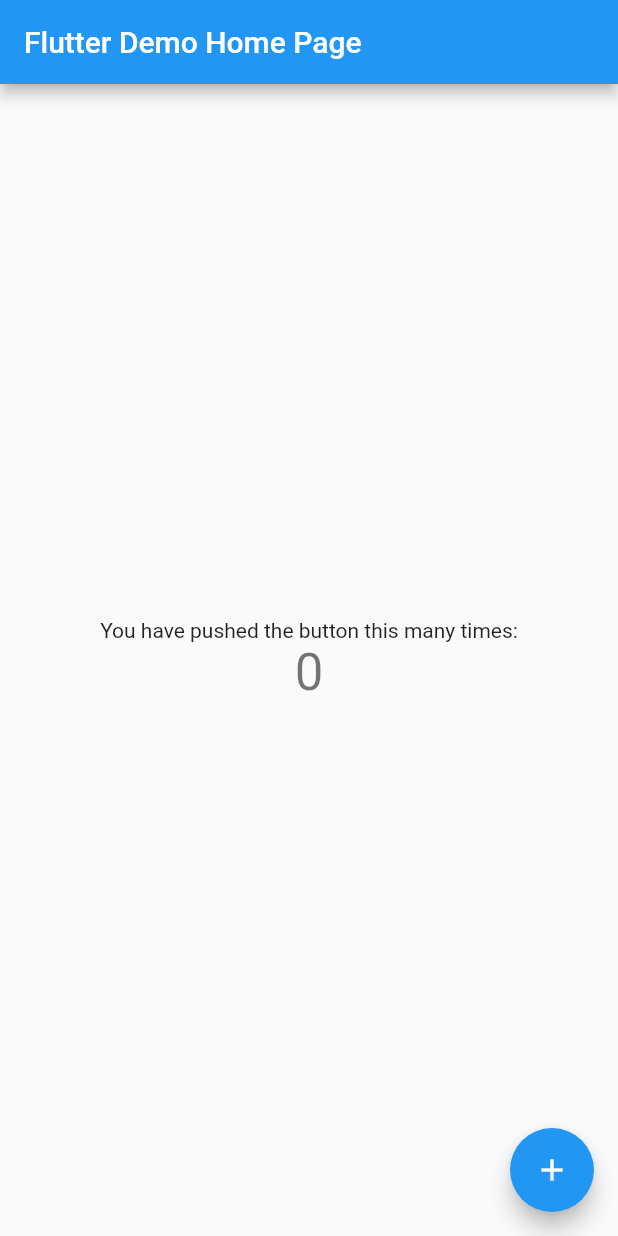
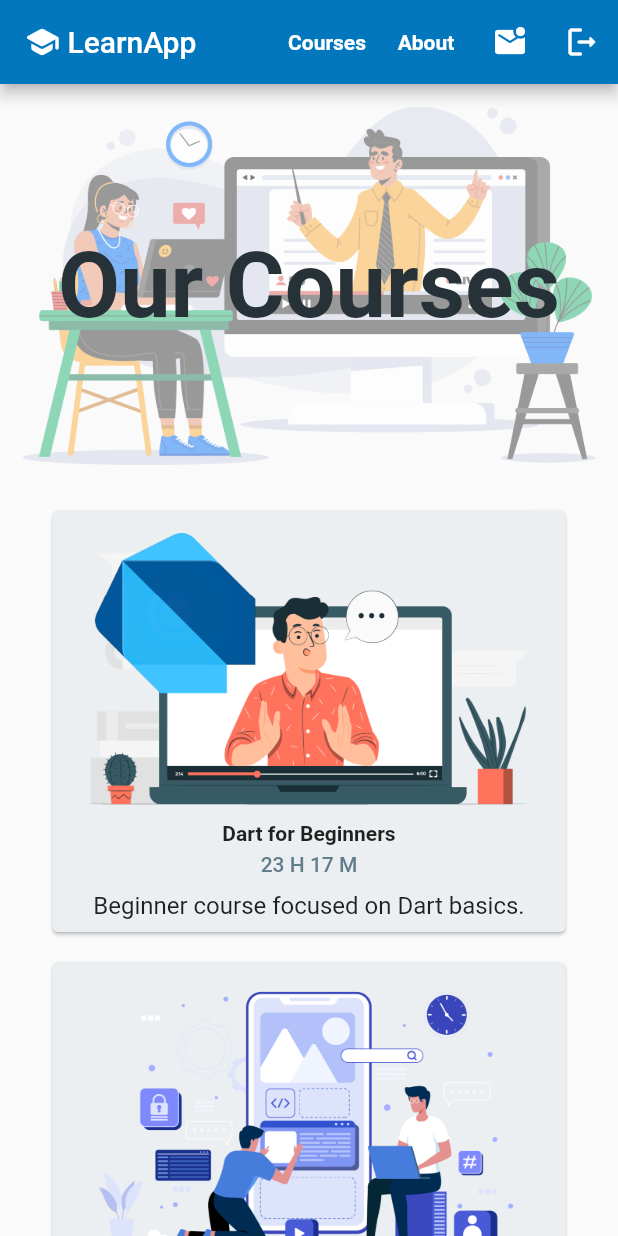
Before and after one commit to 3kdeveloper/flutter_web_01, a Flutter app: the screen it shows after launch, on a phone screen of 412 x 824 dp. Run offline on Flutter 3.47's test engine with Material 2 defaults, Android fonts, the phone set to English and light mode, and no system bars.

Commit message:
creating simple UI and necessary packages

```diff
--- /dev/null
+++ b/lib/courses_data.dart
@@ -0,0 +1,28 @@
+class Course {
+  final String title;
+  final String image;
+  final String time;
+  final String description;
+
+  Course({
+    required this.title,
+    required this.image,
+    required this.time,
+    required this.description,
+  });
+
+  static final courses = [
+    Course(
+      title: 'Dart for Beginners',
+      image: 'assets/dart_course.png',
+      time: '23 H 17 M',
+      description: 'Beginner course focused on Dart basics.',
+    ),
+    Course(
+      title: 'Clean UI Course',
+      image: 'assets/ui.png',
+      time: '18 H 29 M',
+      description: 'Create beautiful user interfaces.',
+    ),
+  ];
+}
--- /dev/null
+++ b/lib/courses_page.dart
@@ -0,0 +1,51 @@
+import 'package:flutter/material.dart';
+import 'package:flutter_web_01/widgets.dart';
+
+import 'courses_data.dart';
+
+class CoursesPage extends StatelessWidget {
+  const CoursesPage({Key? key}) : super(key: key);
+
+  @override
+  Widget build(BuildContext context) {
+    List<Course> courses = Course.courses;
+    return Scaffold(
+      appBar: AppBar(
+        backgroundColor: Colors.lightBlue[800],
+        centerTitle: true,
+        title: const AppBarTitle(),
+        actions: [
+          const MenuTextButton(text: 'Courses'),
+          const MenuTextButton(text: 'About'),
+          IconButton(
+            icon: const Icon(Icons.mark_email_unread_rounded),
+            onPressed: () {},
+          ),
+          IconButton(
+            icon: const Icon(Icons.logout_rounded),
+            onPressed: () {},
+          ),
+        ],
+      ),
+      body: ListView(
+        padding: const EdgeInsets.all(15.0),
+        children: [
+          const Center(child: PageHeader()),
+          const SizedBox(
+            height: 30,
+          ),
+          Column(
+            children: [
+              CourseTile(course: courses[0]),
+              CourseTile(course: courses[1]),
+            ],
+          ),
+          const SizedBox(
+            height: 10,
+          ),
+          const Center(child: SubscribeBlock()),
+        ],
+      ),
+    );
+  }
+}
--- a/lib/main.dart
+++ b/lib/main.dart
@@ -1,115 +1,17 @@
 import 'package:flutter/material.dart';
+import 'package:flutter_web_01/courses_page.dart';
 
-void main() {
-  runApp(const MyApp());
-}
+void main() => runApp(const MyApp());
 
 class MyApp extends StatelessWidget {
-  const MyApp({super.key});
+  const MyApp({Key? key}) : super(key: key);
 
-  // This widget is the root of your application.
   @override
   Widget build(BuildContext context) {
-    return MaterialApp(
-      title: 'Flutter Demo',
-      theme: ThemeData(
-        // This is the theme of your application.
-        //
-        // Try running your application with "flutter run". You'll see the
-        // application has a blue toolbar. Then, without quitting the app, try
-        // changing the primarySwatch below to Colors.green and then invoke
-        // "hot reload" (press "r" in the console where you ran "flutter run",
-        // or simply save your changes to "hot reload" in a Flutter IDE).
-        // Notice that the counter didn't reset back to zero; the application
-        // is not restarted.
-        primarySwatch: Colors.blue,
-      ),
-      home: const MyHomePage(title: 'Flutter Demo Home Page'),
+    return const MaterialApp(
+      title: 'Flutter Responsive Framework',
+      debugShowCheckedModeBanner: false,
+      home: CoursesPage(),
     );
   }
 }
-
-class MyHomePage extends StatefulWidget {
-  const MyHomePage({super.key, required this.title});
-
-  // This widget is the home page of your application. It is stateful, meaning
-  // that it has a State object (defined below) that contains fields that affect
-  // how it looks.
-
-  // This class is the configuration for the state. It holds the values (in this
-  // case the title) provided by the parent (in this case the App widget) and
-  // used by the build method of the State. Fields in a Widget subclass are
-  // always marked "final".
-
-  final String title;
-
-  @override
-  State<MyHomePage> createState() => _MyHomePageState();
-}
-
-class _MyHomePageState extends State<MyHomePage> {
-  int _counter = 0;
-
-  void _incrementCounter() {
-    setState(() {
-      // This call to setState tells the Flutter framework that something has
-      // changed in this State, which causes it to rerun the build method below
-      // so that the display can reflect the updated values. If we changed
-      // _counter without calling setState(), then the build method would not be
-      // called again, and so nothing would appear to happen.
-      _counter++;
-    });
-  }
-
-  @override
-  Widget build(BuildContext context) {
-    // This method is rerun every time setState is called, for instance as done
-    // by the _incrementCounter method above.
-    //
-    // The Flutter framework has been optimized to make rerunning build methods
-    // fast, so that you can just rebuild anything that needs updating rather
-    // than having to individually change instances of widgets.
-    return Scaffold(
-      appBar: AppBar(
-        // Here we take the value from the MyHomePage object that was created by
-        // the App.build method, and use it to set our appbar title.
-        title: Text(widget.title),
-      ),
-      body: Center(
-        // Center is a layout widget. It takes a single child and positions it
-        // in the middle of the parent.
-        child: Column(
-          // Column is also a layout widget. It takes a list of children and
-          // arranges them vertically. By default, it sizes itself to fit its
-          // children horizontally, and tries to be as tall as its parent.
-          //
-          // Invoke "debug painting" (press "p" in the console, choose the
-          // "Toggle Debug Paint" action from the Flutter Inspector in Android
-          // Studio, or the "Toggle Debug Paint" command in Visual Studio Code)
-          // to see the wireframe for each widget.
-          //
-          // Column has various properties to control how it sizes itself and
-          // how it positions its children. Here we use mainAxisAlignment to
-          // center the children vertically; the main axis here is the vertical
-          // axis because Columns are vertical (the cross axis would be
-          // horizontal).
-          mainAxisAlignment: MainAxisAlignment.center,
-          children: <Widget>[
-            const Text(
-              'You have pushed the button this many times:',
-            ),
-            Text(
-              '$_counter',
-              style: Theme.of(context).textTheme.headline4,
-            ),
-          ],
-        ),
-      ),
-      floatingActionButton: FloatingActionButton(
-        onPressed: _incrementCounter,
-        tooltip: 'Increment',
-        child: const Icon(Icons.add),
-      ), // This trailing comma makes auto-formatting nicer for build methods.
-    );
-  }
-}
--- /dev/null
+++ b/lib/widgets.dart
@@ -0,0 +1,152 @@
+import 'package:flutter/material.dart';
+
+import 'courses_data.dart';
+
+class AppBarTitle extends StatelessWidget {
+  const AppBarTitle({Key? key}) : super(key: key);
+
+  @override
+  Widget build(BuildContext context) {
+    return Row(
+      children: const [
+        Icon(Icons.school_rounded),
+        Text(' LearnApp'),
+      ],
+    );
+  }
+}
+
+class MenuTextButton extends StatelessWidget {
+  final String text;
+  const MenuTextButton({Key? key, required this.text}) : super(key: key);
+
+  @override
+  Widget build(BuildContext context) {
+    return TextButton(
+      style: TextButton.styleFrom(
+        foregroundColor: Colors.white,
+        textStyle: const TextStyle(fontWeight: FontWeight.w600),
+      ),
+      onPressed: () {},
+      child: Text(text),
+    );
+  }
+}
+
+class PageHeader extends StatelessWidget {
+  const PageHeader({Key? key}) : super(key: key);
+
+  @override
+  Widget build(BuildContext context) {
+    return Stack(
+      alignment: Alignment.center,
+      children: [
+        const Image(
+          width: 800,
+          color: Color.fromRGBO(255, 255, 255, 0.5),
+          colorBlendMode: BlendMode.modulate,
+          image: AssetImage('assets/header_image.png'),
+        ),
+        Text(
+          'Our Courses',
+          textAlign: TextAlign.center,
+          style: TextStyle(
+            fontSize: 60,
+            color: Colors.blueGrey[900],
+            fontWeight: FontWeight.w700,
+          ),
+        ),
+      ],
+    );
+  }
+}
+
+class CourseTile extends StatelessWidget {
+  final Course course;
+  const CourseTile({
+    Key? key,
+    required this.course,
+  }) : super(key: key);
+
+  @override
+  Widget build(BuildContext context) {
+    return SizedBox(
+      width: 500,
+      child: Card(
+        margin: const EdgeInsets.fromLTRB(20, 0, 20, 20),
+        color: Colors.blueGrey[50],
+        child: Padding(
+          padding: const EdgeInsets.all(8.0),
+          child: Column(
+            children: [
+              Image.asset(
+                course.image,
+              ),
+              const SizedBox(
+                height: 5,
+              ),
+              Text(
+                course.title,
+                style: const TextStyle(
+                  fontWeight: FontWeight.bold,
+                ),
+              ),
+              const SizedBox(
+                height: 5,
+              ),
+              Text(
+                course.time,
+                style: const TextStyle(
+                  fontWeight: FontWeight.w500,
+                  color: Colors.blueGrey,
+                ),
+              ),
+              const SizedBox(
+                height: 10,
+              ),
+              Text(
+                course.description,
+                style: const TextStyle(fontSize: 16),
+                textAlign: TextAlign.center,
+              ),
+            ],
+          ),
+        ),
+      ),
+    );
+  }
+}
+
+class SubscribeBlock extends StatelessWidget {
+  const SubscribeBlock({Key? key}) : super(key: key);
+
+  @override
+  Widget build(BuildContext context) {
+    return Column(
+      children: [
+        const Text(
+          'Want to learn more?\nSubscribe to our newsletter!',
+          textAlign: TextAlign.center,
+          style: TextStyle(
+            fontSize: 25,
+          ),
+        ),
+        const SizedBox(
+          height: 10,
+        ),
+        Align(
+          child: OutlinedButton(
+            style: OutlinedButton.styleFrom(
+              padding: const EdgeInsets.symmetric(
+                horizontal: 80,
+                vertical: 20,
+              ),
+            ),
+            onPressed: () {},
+            child: const Text('SUBSCRIBE'),
+          ),
+        )
+      ],
+    );
+  }
+}
```
Also changed, not shown: pubspec.yaml (+7 -67 lines), assets/dart_course.png (added), assets/header_image.png (added), assets/ui.png (added), pubspec.lock.
